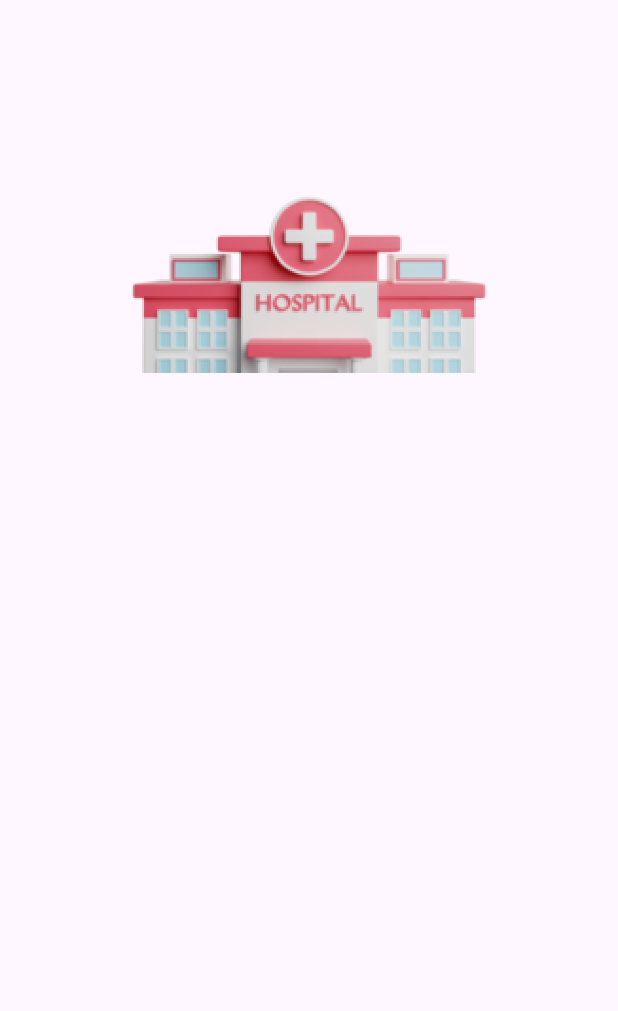
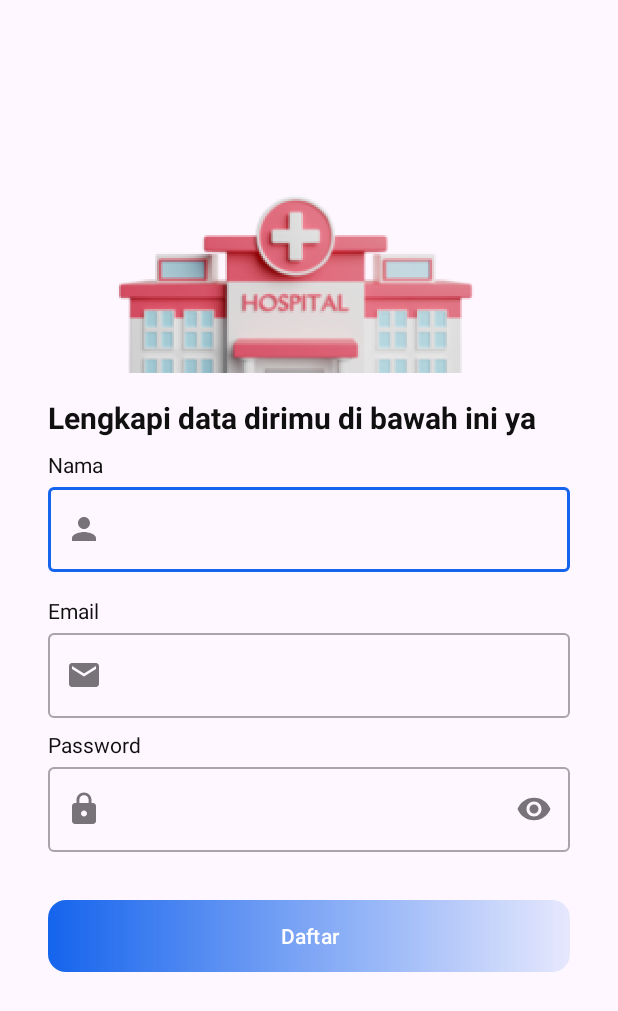
Before and after one commit to Chrstnkevin/BANGKIT2024_Tugas06_AndroidIntermediate, an Android app: the screen it shows after launch (SignupActivity), after a tap on "Daftar", on a phone screen of 412 x 824 dp. Shown: the top 1011 px of the screen. Run offline under Robolectric (Android 15) with nearby library versions, the phone set to English and light mode, and no system bars.

Commit message:
new update

```diff
--- a/app/src/main/java/com/example/submission1/view/main/MainActivity.kt
+++ b/app/src/main/java/com/example/submission1/view/main/MainActivity.kt
@@ -61,7 +61,7 @@ class MainActivity : AppCompatActivity() {
     }
 
     private fun observeLogout(){
-        binding.bottomAppBar.setOnMenuItemClickListener{menuItem ->
+        binding.bottomNavigationView.setOnItemSelectedListener {  menuItem ->
             when (menuItem.itemId){
                 R.id.logoutmenu -> {
                     binding.bottomAppBar.setOnMenuItemClickListener(null)
--- a/app/src/main/java/com/example/submission1/view/signup/SignupActivity.kt
+++ b/app/src/main/java/com/example/submission1/view/signup/SignupActivity.kt
@@ -33,8 +33,15 @@ class SignupActivity : AppCompatActivity() {
         binding = ActivitySignupBinding.inflate(layoutInflater)
         setContentView(binding.root)
 
+        setupAction()
         setupView()
-        setupAction()
+        playAnimation()
+
+        binding.signupButton.setOnClickListener {
+            val intent = Intent(this, LoginActivity::class.java)
+            startActivity(intent)
+        }
+
         ViewCompat.setOnApplyWindowInsetsListener(findViewById(R.id.main)) { v, insets ->
             val systemBar = insets.getInsets(WindowInsetsCompat.Type.systemBars())
             v.setPadding(systemBar.left, systemBar.top, systemBar.right, systemBar.bottom)
@@ -42,49 +49,66 @@ class SignupActivity : AppCompatActivity() {
         }
     }
 
+//    private fun setupAction() {
+//        binding.signupButton.setOnClickListener {
+//            val name = binding.nameEditText.text.toString()
+//            val email = binding.emailEditText.text.toString()
+//            val password = binding.passwordEditText.text.toString()
+//
+//            when {
+//                name.isEmpty() -> {
+//                    binding.nameEditText.error = getString(R.string.nameinvalid)
+//                }
+//                email.isEmpty() -> {
+//                    binding.emailEditText.error = getString(R.string.emailinvaild)
+//                }
+//                password.isEmpty() -> {
+//                    binding.passwordEditText.error = getString(R.string.passwordinvalid)
+//                }
+//                else -> {
+//                    showLoading(true)
+//                    viewModel.signup(name, email, password)
+//                    viewModel.isLoading.observe(this, Observer { isLoading ->
+//                        showLoading(isLoading)
+//                        if (!isLoading) {
+//                            AlertDialog.Builder(this).apply {
+//                                setTitle("Yahh!")
+//                                val message = getString(R.string.contentalertdialog, email)
+//                                setMessage(message)
+//                                setPositiveButton(getString(R.string.next)) { _, _ ->
+//                                    val intent = Intent(context, LoginActivity::class.java)
+//                                    intent.flags = Intent.FLAG_ACTIVITY_CLEAR_TASK or Intent.FLAG_ACTIVITY_NEW_TASK
+//                                    startActivity(intent)
+//                                    finish()
+//                                }
+//                                create()
+//                                show()
+//                            }.also {
+//                                Snackbar.make(binding.root, getString(R.string.signupFail), Snackbar.LENGTH_SHORT).show()
+//                            }
+//                        }
+//                    })
+//                }
+//            }
+//        }
+//    }
+
     private fun setupAction() {
         binding.signupButton.setOnClickListener {
-            val name = binding.nameEditText.text.toString()
             val email = binding.emailEditText.text.toString()
-            val password = binding.passwordEditText.text.toString()
 
-            when {
-                name.isEmpty() -> {
-                    binding.nameEditText.error = getString(R.string.nameinvalid)
+            AlertDialog.Builder(this).apply {
+                setTitle("Yeah!")
+                setMessage("Akun dengan $email sudah jadi nih. Yuk, login dan lihat story.")
+                setPositiveButton("Lanjut") { _, _ ->
+                    finish()
                 }
-                email.isEmpty() -> {
-                    binding.emailEditText.error = getString(R.string.emailinvaild)
-                }
-                password.isEmpty() -> {
-                    binding.passwordEditText.error = getString(R.string.passwordinvalid)
-                }
-                else -> {
-                    showLoading(true)
-                    viewModel.signup(name, email, password)
-                    viewModel.isLoading.observe(this, Observer { isLoading ->
-                        showLoading(isLoading)
-                        if (!isLoading) {
-                            AlertDialog.Builder(this).apply {
-                                setTitle("Yahh!")
-                                val message = getString(R.string.contentalertdialog, email)
-                                setMessage(message)
-                                setPositiveButton(getString(R.string.next)) { _, _ ->
-                                    val intent = Intent(context, LoginActivity::class.java)
-                                    intent.flags = Intent.FLAG_ACTIVITY_CLEAR_TASK or Intent.FLAG_ACTIVITY_NEW_TASK
-                                    startActivity(intent)
-                                    finish()
-                                }
-                                create()
-                                show()
-                            }.also {
-                                Snackbar.make(binding.root, getString(R.string.signupFail), Snackbar.LENGTH_SHORT).show()
-                            }
-                        }
-                    })
-                }
+                create()
+                show()
             }
         }
     }
+
 
     private fun setupView() {
         @Suppress("DEPRECATION")
@@ -102,4 +126,44 @@ class SignupActivity : AppCompatActivity() {
     private fun showLoading(isLoading: Boolean) {
         binding.progressBar.visibility = if (isLoading) View.VISIBLE else View.GONE
     }
+
+    private fun playAnimation() {
+        ObjectAnimator.ofFloat(binding.imageViewSignup, View.TRANSLATION_X, -30f, 30f).apply {
+            duration = 6000
+            repeatCount = ObjectAnimator.INFINITE
+            repeatMode = ObjectAnimator.REVERSE
+        }.start()
+
+        val title = ObjectAnimator.ofFloat(binding.titleTextView, View.ALPHA, 1f).setDuration(100)
+        val message =
+            ObjectAnimator.ofFloat(binding.titleTextView, View.ALPHA, 1f).setDuration(100)
+        val nameTextView =
+            ObjectAnimator.ofFloat(binding.nameTextViewSignup, View.ALPHA, 1f).setDuration(100)
+        val nameEditTextLayout =
+            ObjectAnimator.ofFloat(binding.nameEditTextLayout, View.ALPHA, 1f).setDuration(100)
+        val emailTextView =
+            ObjectAnimator.ofFloat(binding.emailTextView, View.ALPHA, 1f).setDuration(100)
+        val emailEditTextLayout =
+            ObjectAnimator.ofFloat(binding.emailEditTextLayout, View.ALPHA, 1f).setDuration(100)
+        val passwordTextView =
+            ObjectAnimator.ofFloat(binding.passwordTextView, View.ALPHA, 1f).setDuration(100)
+        val passwordEditTextLayout =
+            ObjectAnimator.ofFloat(binding.passwordEditTextLayout, View.ALPHA, 1f).setDuration(100)
+        val login = ObjectAnimator.ofFloat(binding.signupButton, View.ALPHA, 1f).setDuration(100)
+
+        AnimatorSet().apply {
+            playSequentially(
+                title,
+                message,
+                nameTextView,
+                nameEditTextLayout,
+                emailTextView,
+                emailEditTextLayout,
+                passwordTextView,
+                passwordEditTextLayout,
+                login
+            )
+            startDelay = 100
+        }.start()
+    }
 }
--- /dev/null
+++ b/app/src/main/java/com/example/submission1/view/welcome/NameEditText.kt
@@ -0,0 +1,36 @@
+package com.example.submission1.view.welcome
+
+import android.content.Context
+import android.text.Editable
+import android.text.TextWatcher
+import android.util.AttributeSet
+import com.example.submission1.R
+import com.google.android.material.textfield.TextInputEditText
+
+
+class NameEditText @JvmOverloads constructor(
+    context: Context, attrs: AttributeSet? = null
+) : TextInputEditText(context, attrs) {
+
+
+    init {
+        addTextChangedListener(object : TextWatcher {
+            override fun beforeTextChanged(s: CharSequence, start: Int, count: Int, after: Int) {
+
+            }
+
+            override fun onTextChanged(s: CharSequence, start: Int, before: Int, count: Int) {
+                // Melihat nama diisi atau tidak
+                if (s.toString().isEmpty()) {
+                    setError(context.getString(R.string.nameNone), null)
+                } else {
+                    error = null
+                }
+            }
+
+            override fun afterTextChanged(s: Editable?) {
+                // Tidak perlu dilakukan apa pun setelah teks berubah.
+            }
+        })
+    }
+}
--- a/app/src/main/res/layout/activity_main.xml
+++ b/app/src/main/res/layout/activity_main.xml
@@ -11,7 +11,7 @@
     <androidx.recyclerview.widget.RecyclerView
         android:id="@+id/rv_story"
         android:layout_width="match_parent"
-        android:layout_height="match_parent"
+        android:layout_height="648dp"
         app:layout_constraintBottom_toBottomOf="parent"
         app:layout_constraintEnd_toEndOf="parent"
         app:layout_constraintStart_toStartOf="parent"
--- a/app/src/main/res/layout/activity_signup.xml
+++ b/app/src/main/res/layout/activity_signup.xml
@@ -64,7 +64,7 @@
         app:startIconDrawable="@drawable/baseline_person_24"
         tools:alpha="100">
 
-        <com.google.android.material.textfield.TextInputEditText
+        <com.example.submission1.view.welcome.NameEditText
             android:id="@+id/nameEditText"
             android:layout_width="match_parent"
             android:layout_height="wrap_content"
@@ -99,7 +99,7 @@
         app:startIconDrawable="@drawable/ic_baseline_email_24"
         tools:alpha="100">
 
-        <com.google.android.material.textfield.TextInputEditText
+        <com.example.submission1.view.welcome.EmailEditText
             android:id="@+id/emailEditText"
             android:layout_width="match_parent"
             android:layout_height="wrap_content"
@@ -135,7 +135,7 @@
         app:startIconDrawable="@drawable/ic_baseline_lock_24"
         tools:alpha="100">
 
-        <com.google.android.material.textfield.TextInputEditText
+        <com.example.submission1.view.welcome.PasswordEditText
             android:id="@+id/passwordEditText"
             android:layout_width="match_parent"
             android:layout_height="wrap_content"
--- a/app/src/main/res/values/strings.xml
+++ b/app/src/main/res/values/strings.xml
@@ -47,4 +47,5 @@
     <string name="alert_invalid_email">Email Invalid</string>
     <string name="passMustbe">password harus berisi minimal 8 karakter</string>
     <string name="signupFail">Pendaftaran Gagal\n</string>
+    <string name="nameNone">Jangan Mengosongkan Nama</string>
 </resources>
```
